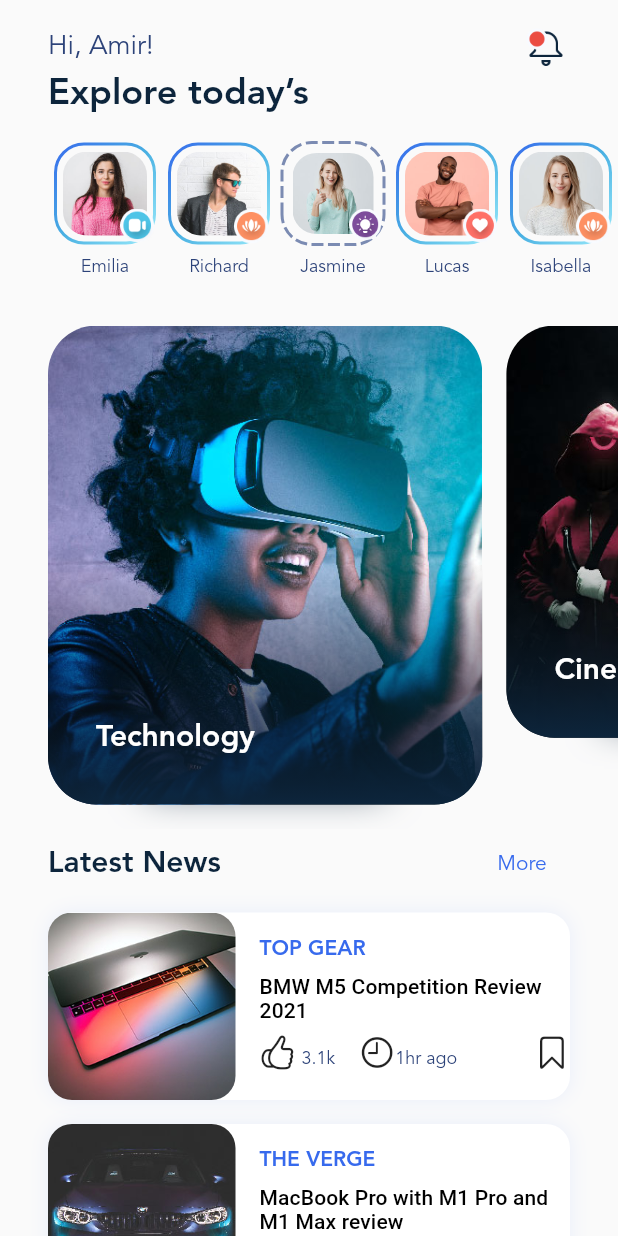
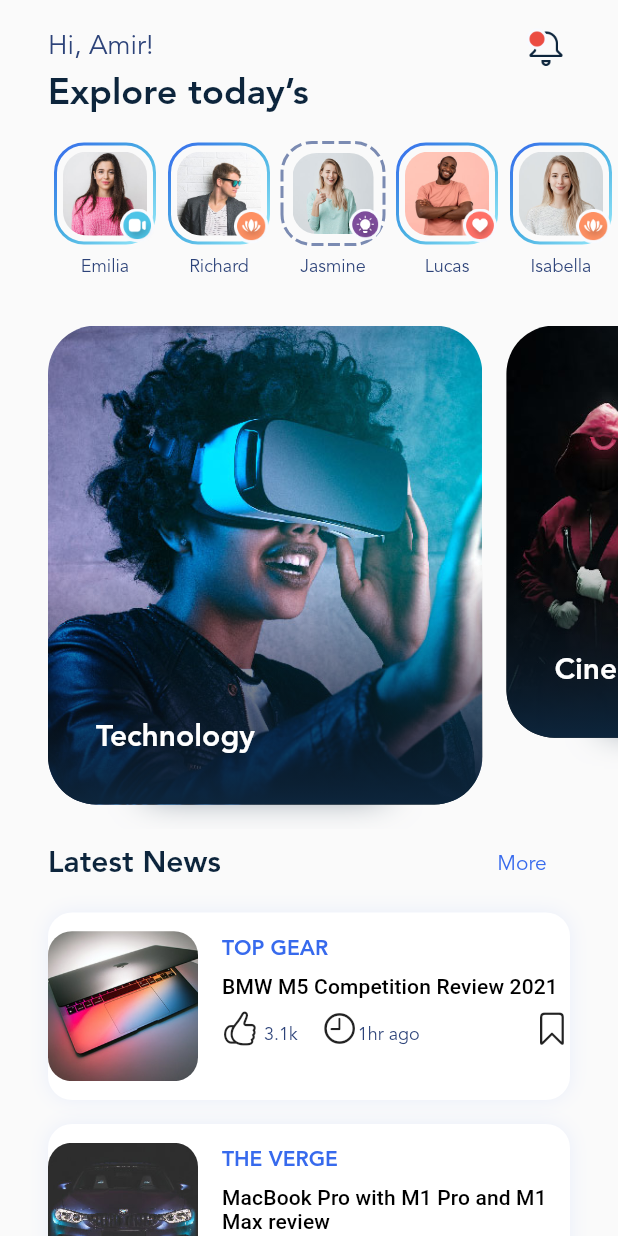
Before and after one commit to amirtorabi/blog_club, a Flutter app: the HomeScreen screen opened directly, on a phone screen of 412 x 824 dp. Run offline on Flutter 3.47's test engine with Material 2 defaults, Android fonts, the phone set to English and light mode, and no system bars; drawn by our look-alikes of dotted_border; our stand-ins replace flutter_svg, gradient_borders, smooth_page_indicator; generated files the repository leaves out were written again.

```diff
--- a/lib/home.dart
+++ b/lib/home.dart
@@ -48,7 +48,7 @@ class HomeScreen extends StatelessWidget {
             _StoryList(stories: stories, myTheme: myTheme),
             const SizedBox(height: 16),
             const _CategoryList(),
-            const _PostList(),
+            const PostList(),
             const SizedBox(
               height: 80,
             )
@@ -284,8 +284,8 @@ class _Story extends StatelessWidget {
   }
 }
 
-class _PostList extends StatelessWidget {
-  const _PostList({super.key});
+class PostList extends StatelessWidget {
+  const PostList({super.key});
 
   @override
   Widget build(BuildContext context) {
@@ -323,6 +323,24 @@ class _PostList extends StatelessWidget {
           physics: const ClampingScrollPhysics(),
           itemBuilder: (context, index) {
             final post = posts[index];
+            return Post(post: post);
+          },
+        )
+      ],
+    );
+  }
+}
+
+class Post extends StatelessWidget {
+  const Post({
+    super.key,
+    required this.post,
+  });
+
+  final PostData post;
+
+  @override
+  Widget build(BuildContext context) {
     return Container(
       margin: const EdgeInsets.fromLTRB(32, 8, 32, 8),
       decoration: BoxDecoration(
@@ -342,7 +360,9 @@ class _PostList extends StatelessWidget {
           ClipRRect(
               borderRadius: BorderRadius.circular(16),
               child: Image.asset(
-                          'assets/img/posts/small/${post.imageFileName}')),
+                'assets/img/posts/small/${post.imageFileName}',
+                width: 100,
+              )),
           Expanded(
             child: Padding(
               padding: const EdgeInsets.fromLTRB(16, 16, 0, 0),
@@ -395,9 +415,5 @@ class _PostList extends StatelessWidget {
         ],
       ),
     );
-          },
-        )
-      ],
-    );
   }
 }
```
Also changed, not shown: lib/profile.dart (+10 -3 lines). Lines whose indentation alone changed are shown as unchanged.
